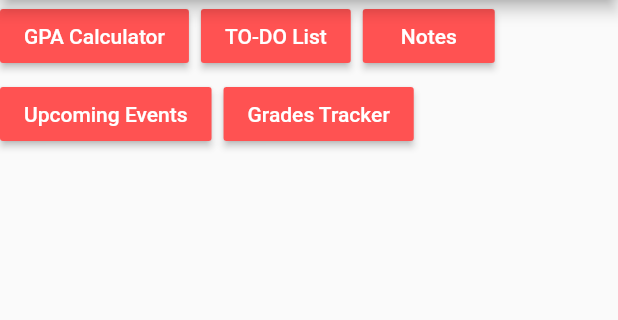
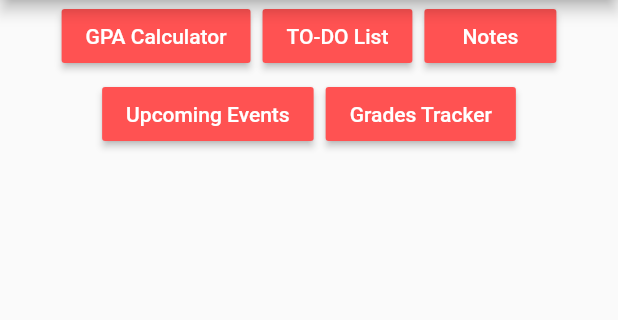
Before and after one commit to charafmrah/College-Essentials-App, a Flutter app: the screen it shows after launch, on a phone screen of 412 x 824 dp, the part 84-404 px from its top. Run offline on Flutter 3.47's test engine with Material 2 defaults, Android fonts, the phone set to English and light mode, and no system bars.

Commit message:
customized the home page buttons

```diff
--- a/lib/MyHomePage.dart
+++ b/lib/MyHomePage.dart
@@ -4,8 +4,6 @@ import 'package:college_essentials_app/Navigation.dart';
 
 class MyHomePage extends StatelessWidget {
   final String title = "College Essentials";
-
-  // MyHomePage({Key key, this.title}) : super(key: key);
 
   @override
   Widget build(BuildContext context) {
@@ -14,7 +12,11 @@ class MyHomePage extends StatelessWidget {
         title: Text(title),
         backgroundColor: Colors.redAccent,
       ),
-      body: Wrap(
+      body: Container(
+        width: double.infinity,
+        alignment: Alignment.topCenter,
+        child: Wrap(
+          alignment: WrapAlignment.center,
           spacing: 8.0,
           runSpacing: 4.0,
           children: <Widget>[
@@ -50,6 +52,7 @@ class MyHomePage extends StatelessWidget {
             ),
           ],
         ),
+      ),
     );
   }
 }
```
Also changed, not shown: 2 other files. Lines whose indentation alone changed are shown as unchanged.
